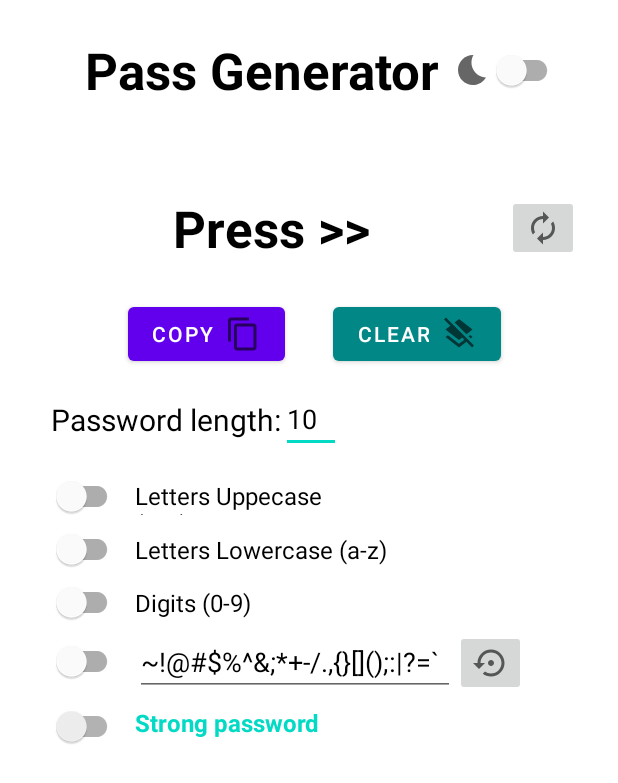
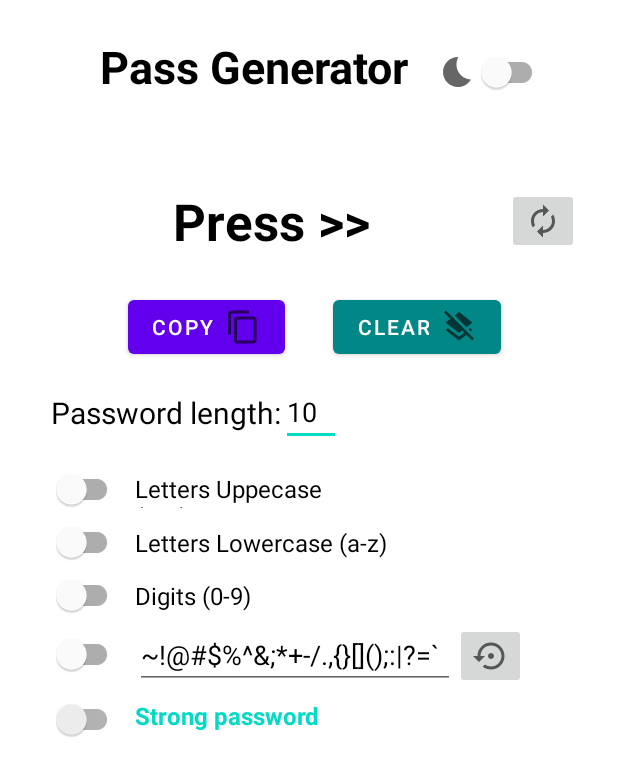
Before and after one commit to gustavodahora/pass-generator, an Android app: the layout activity_main.xml on its own in the app's theme, with its tools: preview values and no code run, on a phone screen of 412 x 824 dp. Shown: the top 783 px of the screen. Run offline under Robolectric (Android 15) with nearby library versions, the phone set to English and light mode, and no system bars.

Commit message:
Adding new position to title on activity main

```diff
--- a/app/src/main/res/layout/activity_main.xml
+++ b/app/src/main/res/layout/activity_main.xml
@@ -20,14 +20,15 @@
             android:layout_height="wrap_content"
             android:layout_marginStart="36dp"
             android:layout_marginLeft="36dp"
-            android:layout_marginTop="24dp"
             android:text="@string/app_name"
             android:textColor="?android:attr/textColorPrimary"
-            android:textSize="34sp"
+            android:textSize="30sp"
             android:textStyle="bold"
+            app:layout_constraintBottom_toBottomOf="@+id/switch_theme"
             app:layout_constraintEnd_toStartOf="@+id/switch_theme"
             app:layout_constraintStart_toStartOf="parent"
-            app:layout_constraintTop_toTopOf="parent" />
+            app:layout_constraintTop_toTopOf="@+id/switch_theme"
+            app:layout_constraintVertical_bias="0.0" />
 
         <com.google.android.material.switchmaterial.SwitchMaterial
             android:id="@+id/switch_theme"
@@ -38,7 +39,6 @@
             android:layout_marginRight="16dp"
             android:drawableStart="@drawable/ic_baseline_bedtime_24"
             android:drawableLeft="@drawable/ic_baseline_bedtime_24"
-            app:layout_constraintBottom_toBottomOf="@+id/app_title"
             app:layout_constraintEnd_toEndOf="parent"
             app:layout_constraintStart_toEndOf="@id/app_title"
             app:layout_constraintTop_toTopOf="parent" />
```
